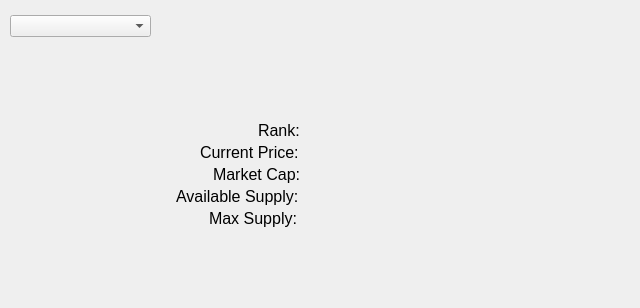
kn0w0n3/Crypto-Tracker, file mainwindow.ui: the form before one commit.
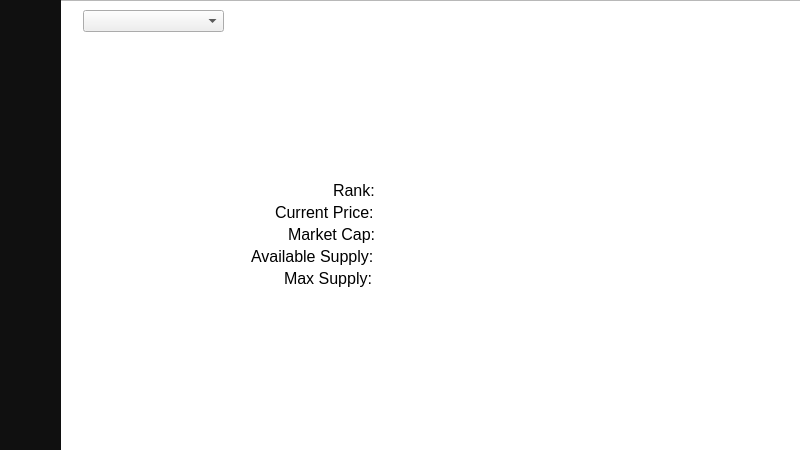
The form after the commit. Icons and pictures are not drawn.

Commit message: Add Video Background + Redesign GUI

Patch:
```diff
--- a/mainwindow.ui
+++ b/mainwindow.ui
@@ -6,8 +6,8 @@
    <rect>
     <x>0</x>
     <y>0</y>
-    <width>640</width>
-    <height>308</height>
+    <width>800</width>
+    <height>450</height>
    </rect>
   </property>
   <property name="windowTitle">
@@ -23,11 +23,39 @@
    </size>
   </property>
   <widget class="QWidget" name="centralwidget">
+   <widget class="QLabel" name="Crypto_Name">
+    <property name="geometry">
+     <rect>
+      <x>420</x>
+      <y>132</y>
+      <width>201</width>
+      <height>31</height>
+     </rect>
+    </property>
+    <property name="font">
+     <font>
+      <pointsize>15</pointsize>
+     </font>
+    </property>
+    <property name="text">
+     <string/>
+    </property>
+   </widget>
+   <widget class="QGraphicsView" name="graphicsView">
+    <property name="geometry">
+     <rect>
+      <x>0</x>
+      <y>0</y>
+      <width>810</width>
+      <height>451</height>
+     </rect>
+    </property>
+   </widget>
    <widget class="QComboBox" name="comboBox">
     <property name="geometry">
      <rect>
-      <x>10</x>
-      <y>15</y>
+      <x>83</x>
+      <y>10</y>
       <width>141</width>
       <height>22</height>
      </rect>
@@ -39,9 +67,9 @@
    <widget class="QLabel" name="priceNumLabel">
     <property name="geometry">
      <rect>
-      <x>305</x>
-      <y>142</y>
-      <width>221</width>
+      <x>700</x>
+      <y>10</y>
+      <width>91</width>
       <height>21</height>
      </rect>
     </property>
@@ -54,11 +82,96 @@
      <string/>
     </property>
    </widget>
+   <widget class="QLabel" name="timeLabel">
+    <property name="geometry">
+     <rect>
+      <x>700</x>
+      <y>35</y>
+      <width>91</width>
+      <height>21</height>
+     </rect>
+    </property>
+    <property name="font">
+     <font>
+      <pointsize>12</pointsize>
+     </font>
+    </property>
+    <property name="text">
+     <string/>
+    </property>
+   </widget>
+   <widget class="QLabel" name="sideBarLabel">
+    <property name="geometry">
+     <rect>
+      <x>0</x>
+      <y>0</y>
+      <width>61</width>
+      <height>451</height>
+     </rect>
+    </property>
+    <property name="styleSheet">
+     <string notr="true">background-color: rgb(16, 16, 16);
+
+</string>
+    </property>
+    <property name="text">
+     <string/>
+    </property>
+   </widget>
+   <widget class="QLabel" name="coinLogoLabel">
+    <property name="geometry">
+     <rect>
+      <x>730</x>
+      <y>380</y>
+      <width>66</width>
+      <height>66</height>
+     </rect>
+    </property>
+    <property name="text">
+     <string/>
+    </property>
+   </widget>
+   <widget class="QLabel" name="maxSupplyLabel">
+    <property name="geometry">
+     <rect>
+      <x>284</x>
+      <y>268</y>
+      <width>91</width>
+      <height>20</height>
+     </rect>
+    </property>
+    <property name="font">
+     <font>
+      <pointsize>12</pointsize>
+     </font>
+    </property>
+    <property name="text">
+     <string>Max Supply:</string>
+    </property>
+   </widget>
+   <widget class="QLabel" name="marketCapLabel">
+    <property name="geometry">
+     <rect>
+      <x>288</x>
+      <y>224</y>
+      <width>91</width>
+      <height>20</height>
+     </rect>
+    </property>
+    <property name="font">
+     <font>
+      <pointsize>12</pointsize>
+     </font>
+    </property>
+    <property name="text">
+     <string>Market Cap:</string>
+    </property>
+   </widget>
    <widget class="QLabel" name="priceLabel">
     <property name="geometry">
      <rect>
-      <x>200</x>
-      <y>142</y>
+      <x>275</x>
+      <y>202</y>
       <width>101</width>
       <height>20</height>
      </rect>
@@ -75,15 +188,51 @@
    <widget class="QLabel" name="Crypto_Name">
     <property name="geometry">
      <rect>
-      <x>290</x>
-      <y>80</y>
-      <width>201</width>
+      <x>380</x>
+      <y>202</y>
+      <width>221</width>
       <height>21</height>
      </rect>
     </property>
     <property name="font">
      <font>
-      <pointsize>15</pointsize>
+      <pointsize>12</pointsize>
+     </font>
+    </property>
+    <property name="text">
+     <string/>
+    </property>
+   </widget>
+   <widget class="QLabel" name="maxSupplyNumLabel">
+    <property name="geometry">
+     <rect>
+      <x>380</x>
+      <y>270</y>
+      <width>291</width>
+      <height>21</height>
+     </rect>
+    </property>
+    <property name="font">
+     <font>
+      <pointsize>12</pointsize>
+     </font>
+    </property>
+    <property name="text">
+     <string/>
+    </property>
+   </widget>
+   <widget class="QLabel" name="avialableSupplyNumLabel">
+    <property name="geometry">
+     <rect>
+      <x>380</x>
+      <y>248</y>
+      <width>291</width>
+      <height>21</height>
+     </rect>
+    </property>
+    <property name="font">
+     <font>
+      <pointsize>12</pointsize>
      </font>
     </property>
     <property name="text">
@@ -93,8 +242,8 @@
    <widget class="QLabel" name="rankLabel">
     <property name="geometry">
      <rect>
-      <x>258</x>
-      <y>120</y>
+      <x>333</x>
+      <y>180</y>
       <width>41</width>
       <height>20</height>
      </rect>
@@ -108,101 +257,11 @@
      <string>Rank:</string>
     </property>
    </widget>
-   <widget class="QLabel" name="marketCapLabel">
-    <property name="geometry">
-     <rect>
-      <x>213</x>
-      <y>164</y>
-      <width>91</width>
-      <height>20</height>
-     </rect>
-    </property>
-    <property name="font">
-     <font>
-      <pointsize>12</pointsize>
-     </font>
-    </property>
-    <property name="text">
-     <string>Market Cap:</string>
-    </property>
-   </widget>
-   <widget class="QLabel" name="marketCapNumLabel">
-    <property name="geometry">
-     <rect>
-      <x>305</x>
-      <y>164</y>
-      <width>291</width>
-      <height>21</height>
-     </rect>
-    </property>
-    <property name="font">
-     <font>
-      <pointsize>12</pointsize>
-     </font>
-    </property>
-    <property name="text">
-     <string/>
-    </property>
-   </widget>
-   <widget class="QLabel" name="rankNumLabel">
-    <property name="geometry">
-     <rect>
-      <x>305</x>
-      <y>120</y>
-      <width>131</width>
-      <height>21</height>
-     </rect>
-    </property>
-    <property name="font">
-     <font>
-      <pointsize>12</pointsize>
-     </font>
-    </property>
-    <property name="text">
-     <string/>
-    </property>
-   </widget>
-   <widget class="QLabel" name="timeLabel">
-    <property name="geometry">
-     <rect>
-      <x>538</x>
-      <y>30</y>
-      <width>91</width>
-      <height>21</height>
-     </rect>
-    </property>
-    <property name="font">
-     <font>
-      <pointsize>12</pointsize>
-     </font>
-    </property>
-    <property name="text">
-     <string/>
-    </property>
-   </widget>
-   <widget class="QLabel" name="dateLabel">
-    <property name="geometry">
-     <rect>
-      <x>538</x>
-      <y>10</y>
-      <width>91</width>
-      <height>21</height>
-     </rect>
-    </property>
-    <property name="font">
-     <font>
-      <pointsize>12</pointsize>
-     </font>
-    </property>
-    <property name="text">
-     <string/>
-    </property>
-   </widget>
    <widget class="QLabel" name="availableSupplyLabel">
     <property name="geometry">
      <rect>
-      <x>176</x>
-      <y>186</y>
+      <x>251</x>
+      <y>246</y>
       <width>131</width>
       <height>21</height>
      </rect>
@@ -219,10 +278,10 @@
    <widget class="QLabel" name="maxSupplyLabel">
     <property name="geometry">
      <rect>
-      <x>209</x>
-      <y>208</y>
-      <width>91</width>
-      <height>20</height>
+      <x>380</x>
+      <y>180</y>
+      <width>131</width>
+      <height>21</height>
      </rect>
     </property>
     <property name="font">
@@ -237,8 +296,8 @@
    <widget class="QLabel" name="avialableSupplyNumLabel">
     <property name="geometry">
      <rect>
-      <x>305</x>
-      <y>188</y>
+      <x>380</x>
+      <y>224</y>
       <width>291</width>
       <height>21</height>
      </rect>
@@ -252,13 +311,13 @@
      <string/>
     </property>
    </widget>
-   <widget class="QLabel" name="maxSupplyNumLabel">
+   <widget class="QPushButton" name="pushButton_2">
     <property name="geometry">
      <rect>
-      <x>305</x>
-      <y>210</y>
-      <width>291</width>
-      <height>21</height>
+      <x>10</x>
+      <y>10</y>
+      <width>40</width>
+      <height>40</height>
      </rect>
     </property>
     <property name="font">
@@ -269,32 +328,55 @@
     <property name="text">
      <string/>
     </property>
+    <property name="icon">
+     <iconset resource="images.qrc">
+      <normaloff>:/images/home_button.png</normaloff>:/images/home_button.png</iconset>
+    </property>
+    <property name="iconSize">
+     <size>
+      <width>40</width>
+      <height>40</height>
+     </size>
+    </property>
+    <property name="flat">
+     <bool>true</bool>
+    </property>
    </widget>
-   <widget class="QLabel" name="coinLogoLabel">
+   <widget class="QPushButton" name="pushButton_3">
     <property name="geometry">
      <rect>
-      <x>8</x>
-      <y>237</y>
-      <width>66</width>
-      <height>66</height>
+      <x>10</x>
+      <y>70</y>
+      <width>41</width>
+      <height>41</height>
      </rect>
     </property>
     <property name="text">
      <string/>
     </property>
+    <property name="icon">
+     <iconset resource="images.qrc">
+      <normaloff>:/images/alert_button.png</normaloff>:/images/alert_button.png</iconset>
+    </property>
+    <property name="iconSize">
+     <size>
+      <width>40</width>
+      <height>40</height>
+     </size>
+    </property>
+    <property name="flat">
+     <bool>true</bool>
+    </property>
    </widget>
    <widget class="QPushButton" name="pushButton">
     <property name="geometry">
      <rect>
-      <x>605</x>
-      <y>280</y>
-      <width>30</width>
-      <height>25</height>
+      <x>10</x>
+      <y>130</y>
+      <width>41</width>
+      <height>41</height>
      </rect>
     </property>
-    <property name="styleSheet">
-     <string notr="true">background-color: rgba(255, 255, 255, 0);</string>
-    </property>
     <property name="text">
      <string/>
     </property>
@@ -304,14 +386,68 @@
     </property>
     <property name="iconSize">
      <size>
-      <width>30</width>
-      <height>25</height>
+      <width>40</width>
+      <height>40</height>
      </size>
     </property>
     <property name="flat">
      <bool>true</bool>
     </property>
    </widget>
+   <widget class="QLabel" name="rectBackgroundLabel">
+    <property name="geometry">
+     <rect>
+      <x>240</x>
+      <y>110</y>
+      <width>501</width>
+      <height>211</height>
+     </rect>
+    </property>
+    <property name="text">
+     <string/>
+    </property>
+    <property name="pixmap">
+     <pixmap resource="images.qrc">:/images/rectbg2.png</pixmap>
+    </property>
+   </widget>
+   <widget class="QLabel" name="banner">
+    <property name="geometry">
+     <rect>
+      <x>325</x>
+      <y>2</y>
+      <width>345</width>
+      <height>45</height>
+     </rect>
+    </property>
+    <property name="text">
+     <string/>
+    </property>
+    <property name="pixmap">
+     <pixmap resource="images.qrc">:/images/cryptoTrackerBanner.png</pixmap>
+    </property>
+   </widget>
+   <zorder>graphicsView</zorder>
+   <zorder>comboBox</zorder>
+   <zorder>dateLabel</zorder>
+   <zorder>timeLabel</zorder>
+   <zorder>sideBarLabel</zorder>
+   <zorder>coinLogoLabel</zorder>
+   <zorder>pushButton_2</zorder>
+   <zorder>pushButton_3</zorder>
+   <zorder>themeButton</zorder>
+   <zorder>rectBackgroundLabel</zorder>
+   <zorder>Crypto_Name</zorder>
+   <zorder>availableSupplyLabel</zorder>
+   <zorder>avialableSupplyNumLabel</zorder>
+   <zorder>marketCapLabel</zorder>
+   <zorder>marketCapNumLabel</zorder>
+   <zorder>maxSupplyLabel</zorder>
+   <zorder>maxSupplyNumLabel</zorder>
+   <zorder>priceLabel</zorder>
+   <zorder>priceNumLabel</zorder>
+   <zorder>rankLabel</zorder>
+   <zorder>rankNumLabel</zorder>
+   <zorder>banner</zorder>
   </widget>
  </widget>
  <resources>
```
Left out of the diff: 19 changed lines with no effect on the pictures. The commit also changes 15 other files.
